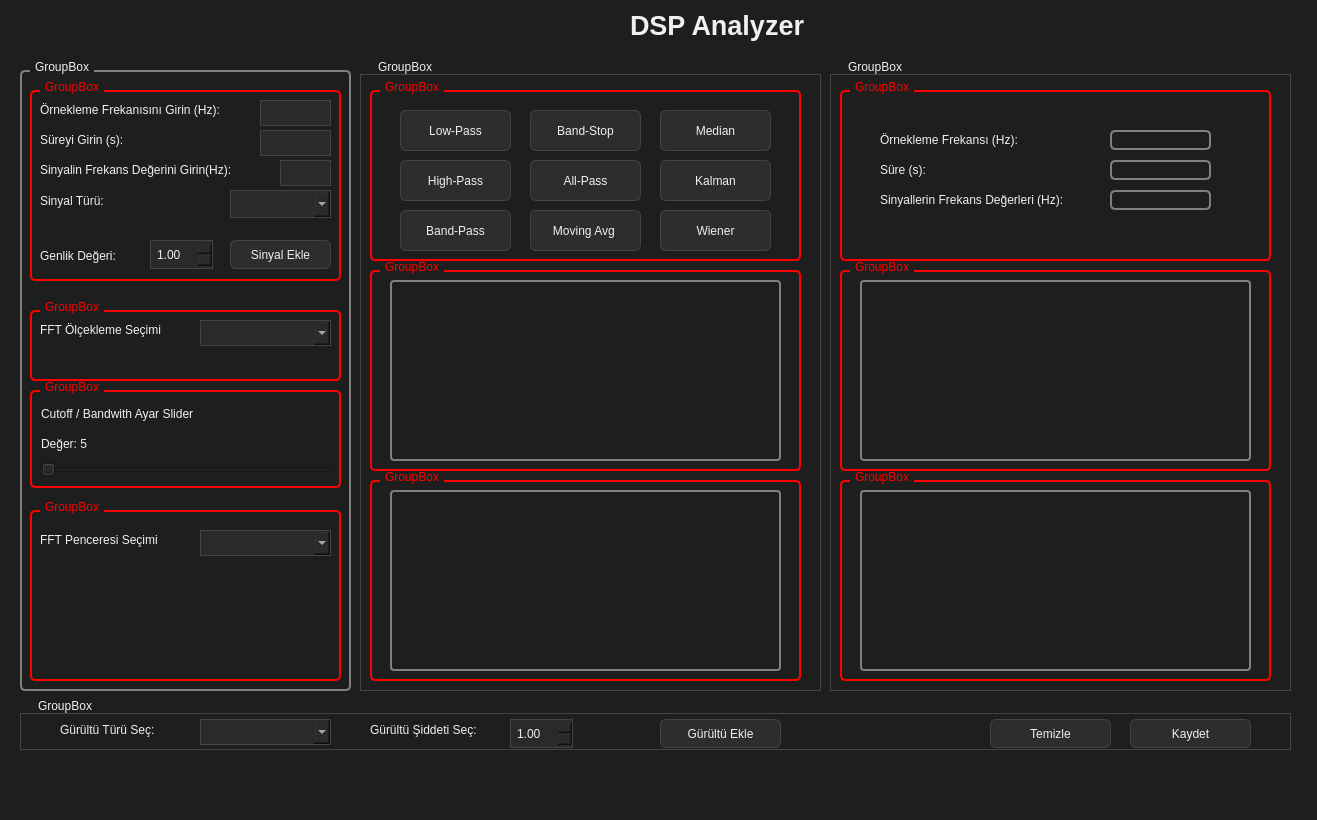
Qt form mainwindow.ui (BurakEvci/DSP_Studio) before a commit.
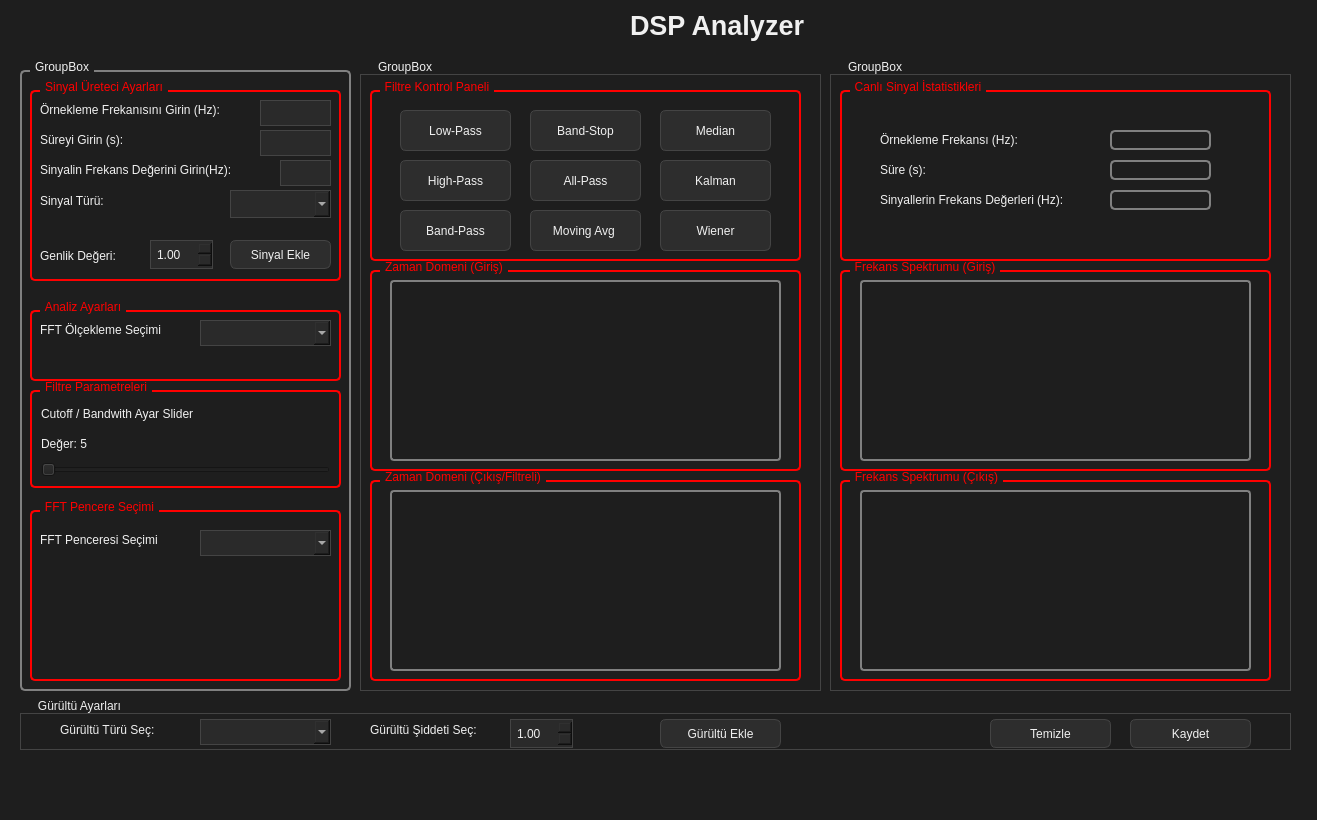
The same form after that commit. Custom widgets are drawn as their Qt base class.

Commit message: Fix: Clear button issue fixed and UI GroupBox titles changed

The edit to the form file:
```diff
--- a/mainwindow.ui
+++ b/mainwindow.ui
@@ -131,7 +131,7 @@
 </string>
         </property>
         <property name="title">
-         <string>GroupBox</string>
+         <string>Sinyal Üreteci Ayarları</string>
         </property>
         <widget class="QLabel" name="lblSampleRate">
          <property name="geometry">
@@ -293,7 +293,7 @@
 </string>
         </property>
         <property name="title">
-         <string>GroupBox</string>
+         <string>Analiz Ayarları</string>
         </property>
         <widget class="QLabel" name="lblFFTScale">
          <property name="geometry">
@@ -347,7 +347,7 @@
 </string>
         </property>
         <property name="title">
-         <string>GroupBox</string>
+         <string>Filtre Parametreleri</string>
         </property>
         <layout class="QVBoxLayout" name="verticalLayout_4">
          <item>
@@ -401,7 +401,7 @@
 </string>
         </property>
         <property name="title">
-         <string>GroupBox</string>
+         <string>FFT Pencere Seçimi</string>
         </property>
         <widget class="QLabel" name="lblWindowType">
          <property name="geometry">
@@ -474,7 +474,7 @@
 </string>
         </property>
         <property name="title">
-         <string>GroupBox</string>
+         <string>Filtre Kontrol Paneli</string>
         </property>
         <widget class="QPushButton" name="btnLowPass">
          <property name="geometry">
@@ -622,7 +622,7 @@
 </string>
         </property>
         <property name="title">
-         <string>GroupBox</string>
+         <string>Zaman Domeni (Giriş)</string>
         </property>
         <widget class="QCustomPlot" name="customPlotTimeOriginal" native="true">
          <property name="geometry">
@@ -668,7 +668,7 @@
 </string>
         </property>
         <property name="title">
-         <string>GroupBox</string>
+         <string>Zaman Domeni (Çıkış/Filtreli)</string>
         </property>
         <widget class="QCustomPlot" name="customPlotTimeFiltered" native="true">
          <property name="geometry">
@@ -703,7 +703,7 @@
      <item>
       <widget class="QGroupBox" name="groupBox_14">
        <property name="title">
-        <string>GroupBox</string>
+        <string>Gürültü Ayarları</string>
        </property>
        <widget class="QPushButton" name="btnAddNoise">
         <property name="geometry">
@@ -840,7 +840,7 @@
 </string>
         </property>
         <property name="title">
-         <string>GroupBox</string>
+         <string>Canlı Sinyal İstatistikleri</string>
         </property>
         <widget class="QLabel" name="lblSampleRateValue">
          <property name="geometry">
@@ -967,7 +967,7 @@
 </string>
         </property>
         <property name="title">
-         <string>GroupBox</string>
+         <string>Frekans Spektrumu (Giriş)</string>
         </property>
         <widget class="QCustomPlot" name="customPlotFreqOriginal" native="true">
          <property name="geometry">
@@ -1013,7 +1013,7 @@
 </string>
         </property>
         <property name="title">
-         <string>GroupBox</string>
+         <string>Frekans Spektrumu (Çıkış)</string>
         </property>
         <widget class="QCustomPlot" name="customPlotFreqFiltered" native="true">
          <property name="geometry">
```
The commit also changes 3 other files.
